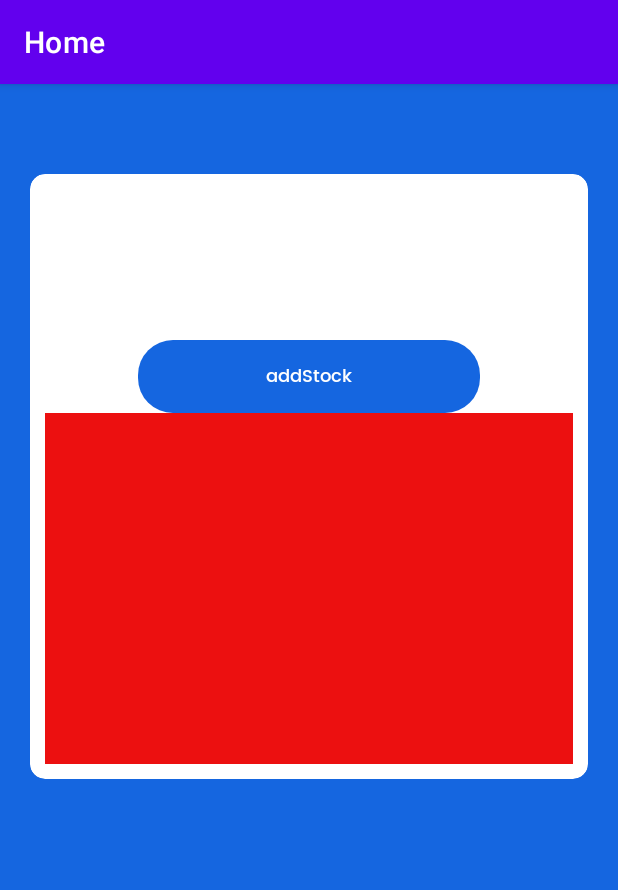
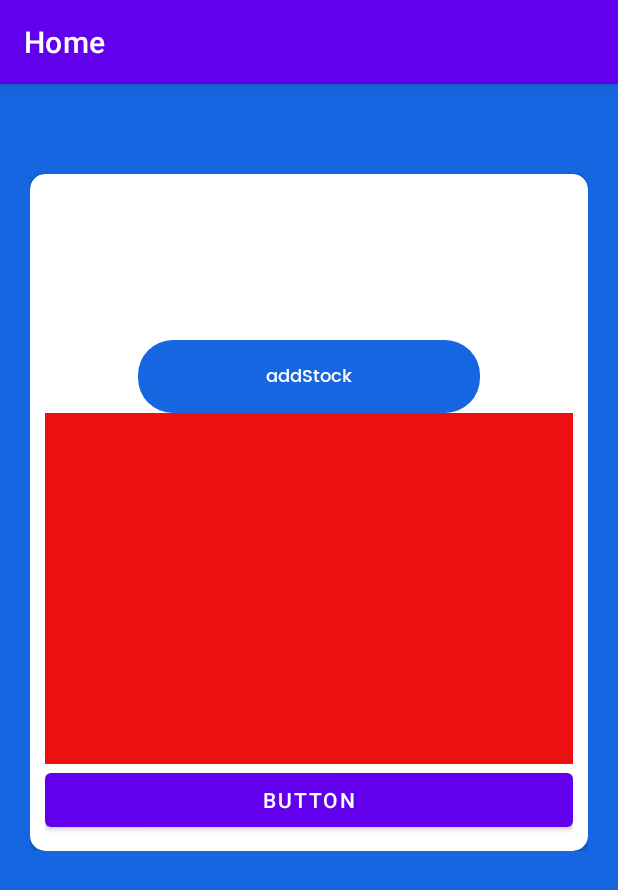
Before and after one commit to 1563480/prueba, an Android app: the HomeActivity screen opened directly, with no data from a screen before it, on a phone screen of 412 x 824 dp. Shown: the top 890 px of the screen. Run offline under Robolectric (Android 15) with nearby library versions, the phone set to English and light mode, and no system bars; our stand-ins replace Firebase (no records; nobody signed in at launch, a user with empty details on screens opened directly).

```diff
--- a/app/src/main/java/com/example/nwaster/AddProductList.kt
+++ b/app/src/main/java/com/example/nwaster/AddProductList.kt
@@ -4,6 +4,7 @@ import android.annotation.SuppressLint
 import android.content.Intent
 import android.graphics.Color
 import android.os.Bundle
+import android.widget.AdapterView
 import android.widget.ArrayAdapter
 import android.widget.ListView
 import androidx.appcompat.app.AppCompatActivity
@@ -56,13 +57,13 @@ class AddProductList : AppCompatActivity() {
                         }
                     }
                 }
+
             }
         buttonback.setOnClickListener() {
             val returnIntent = Intent()
             returnIntent.putExtra("product_to_add", product_to_add)
             setResult(RESULT_OK, returnIntent)
             finish()
-
 
         }
     }
--- a/app/src/main/java/com/example/nwaster/MainActivity.kt
+++ b/app/src/main/java/com/example/nwaster/MainActivity.kt
@@ -42,6 +42,7 @@ class MainActivity : AppCompatActivity() {
                         if (it.isSuccessful) {
                             showHome()
                             db.getUser(emailEditText.text.toString())
+                            db.deleteProduct(emailEditText.text.toString(),"Kinder Bueno")
                         } else {
                             showAlert()
                         }
@@ -88,7 +89,7 @@ class MainActivity : AppCompatActivity() {
     }
 
     private fun showHome() {
-        val homeIntent = Intent(this, BottomNavActivity::class.java).apply {
+        val homeIntent = Intent(this, AddProductStock::class.java).apply {
         }
         startActivity(homeIntent)
     }
--- a/app/src/main/java/com/example/nwaster/RegisterActivity.kt
+++ b/app/src/main/java/com/example/nwaster/RegisterActivity.kt
@@ -8,6 +8,7 @@ import com.google.firebase.auth.FirebaseAuth
 import kotlinx.android.synthetic.main.activity_register.*
 
 class RegisterActivity : AppCompatActivity() {
+    private val db = Database()
     override fun onCreate(savedInstanceState: Bundle?) {
         super.onCreate(savedInstanceState)
         setContentView(R.layout.activity_register)
@@ -20,6 +21,7 @@ class RegisterActivity : AppCompatActivity() {
                 FirebaseAuth.getInstance().createUserWithEmailAndPassword(editTextEmail.text.toString(), editTextPassword.text.toString()).addOnCompleteListener() {
                     if (it.isSuccessful) {
                         showHome()
+                        db.getUser(editTextEmail.text.toString())
                     } else {
                         showAlert()
                     }
--- a/app/src/main/res/layout/activity_stock.xml
+++ b/app/src/main/res/layout/activity_stock.xml
@@ -66,6 +66,12 @@
                             android:layout_height="234dp"
                             android:background="#EC1010" />
 
+                        <Button
+                            android:id="@+id/button"
+                            android:layout_width="match_parent"
+                            android:layout_height="wrap_content"
+                            android:text="Button" />
+
                     </LinearLayout>
                 </androidx.cardview.widget.CardView>
 
```
Also changed, not shown: app/src/main/java/com/example/nwaster/AddProductStock.kt (+25 -11 lines), app/src/main/java/com/example/nwaster/Database.kt (+31 -2 lines), app/src/main/java/com/example/nwaster/HomeActivity.kt (+20 -5 lines), 381 other files.
